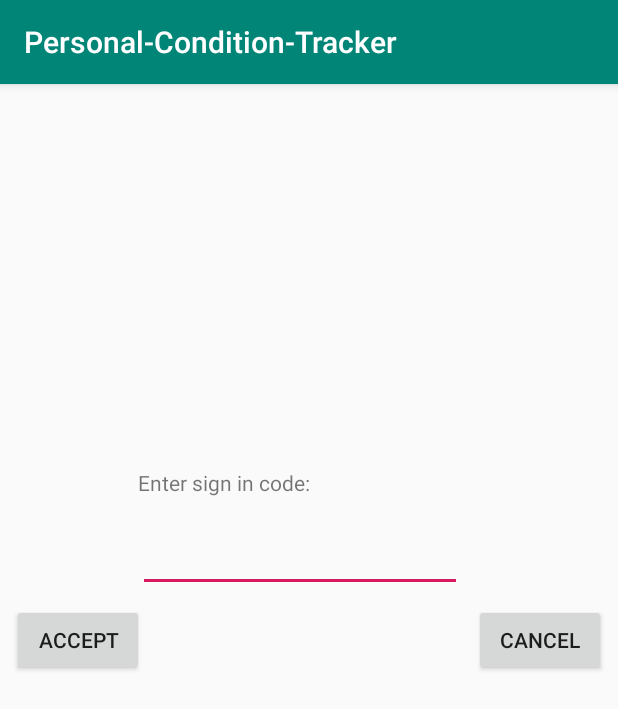
After one commit to CMPUT301F18T28/Personal-Condition-Tracker, an Android app: the ShortCodeSignInActivity screen opened directly, with no data from a screen before it, on a phone screen of 412 x 824 dp. The commit adds this screen. Shown: the top 709 px of the screen. Run offline under Robolectric (Android 15) with nearby library versions, the phone set to English and light mode, and no system bars; libraries missing offline, so code that uses them is left out: com.searchly.jestdroid, io.searchbox.core.

Commit message:
Can sign in with a shortCode.

```diff
--- a/app/src/main/AndroidManifest.xml
+++ b/app/src/main/AndroidManifest.xml
@@ -129,6 +129,7 @@
         <activity
             android:name=".SearchRecordsActivity"
             android:label="@string/title_activity_search_records"></activity>
+        <activity android:name=".ShortCodeSignInActivity" />
     </application>
 
 </manifest>
--- a/app/src/main/java/ca/ualberta/cs/personal_condition_tracker/MainActivity.java
+++ b/app/src/main/java/ca/ualberta/cs/personal_condition_tracker/MainActivity.java
@@ -116,6 +116,11 @@ public class MainActivity extends AppCompatActivity {
         startActivity(intent);
     }
 
+    public void alternateLogin(View v){
+        Intent intent = new Intent(MainActivity.this, ShortCodeSignInActivity.class);
+        startActivity(intent);
+    }
+
     // Clear the text from the username field.
     public void clearText(){
         EditText userIdEntry = findViewById(R.id.userIDEntry);
--- /dev/null
+++ b/app/src/main/res/layout/activity_short_code_sign_in.xml
@@ -0,0 +1,49 @@
+<?xml version="1.0" encoding="utf-8"?>
+<android.support.constraint.ConstraintLayout
+    xmlns:android="http://schemas.android.com/apk/res/android"
+    xmlns:app="http://schemas.android.com/apk/res-auto"
+    xmlns:tools="http://schemas.android.com/tools"
+    android:layout_width="match_parent"
+    android:layout_height="match_parent">
+
+    <TextView
+        android:id="@+id/shortCodeSignInHeaderTextView"
+        android:layout_width="wrap_content"
+        android:layout_height="21dp"
+        android:layout_marginStart="92dp"
+        android:layout_marginTop="256dp"
+        android:text="Enter sign in code:"
+        app:layout_constraintStart_toStartOf="parent"
+        app:layout_constraintTop_toTopOf="parent" />
+
+    <EditText
+        android:id="@+id/signInCodeEditText"
+        android:layout_width="216dp"
+        android:layout_height="wrap_content"
+        android:layout_marginStart="92dp"
+        android:layout_marginTop="16dp"
+        app:layout_constraintStart_toStartOf="parent"
+        app:layout_constraintTop_toBottomOf="@+id/shortCodeSignInHeaderTextView" />
+
+    <Button
+        android:id="@+id/acceptShortCodeButton"
+        android:layout_width="wrap_content"
+        android:layout_height="wrap_content"
+        android:layout_marginStart="8dp"
+        android:layout_marginTop="8dp"
+        android:onClick="acceptShortCodeSignIn"
+        android:text="Accept"
+        app:layout_constraintStart_toStartOf="parent"
+        app:layout_constraintTop_toBottomOf="@+id/signInCodeEditText" />
+
+    <Button
+        android:id="@+id/cancelShortCodeButton"
+        android:layout_width="wrap_content"
+        android:layout_height="wrap_content"
+        android:layout_marginTop="8dp"
+        android:layout_marginEnd="8dp"
+        android:onClick="cancelShortCodeSignIn"
+        android:text="Cancel"
+        app:layout_constraintEnd_toEndOf="parent"
+        app:layout_constraintTop_toBottomOf="@+id/signInCodeEditText" />
+</android.support.constraint.ConstraintLayout>
```
Also changed, not shown: app/src/main/java/ca/ualberta/cs/personal_condition_tracker/ShortCodeSignInActivity.java (added, +71 -0 lines), app/src/main/java/ca/ualberta/cs/personal_condition_tracker/UserAccount.java (+16 -0 lines), app/src/main/res/layout/activity_main.xml (+16 -4 lines).
